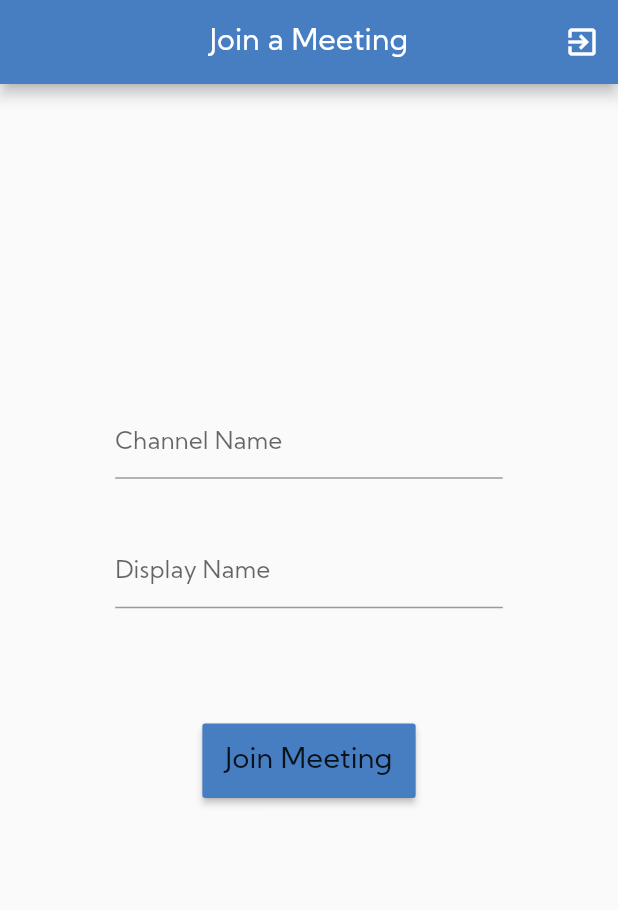
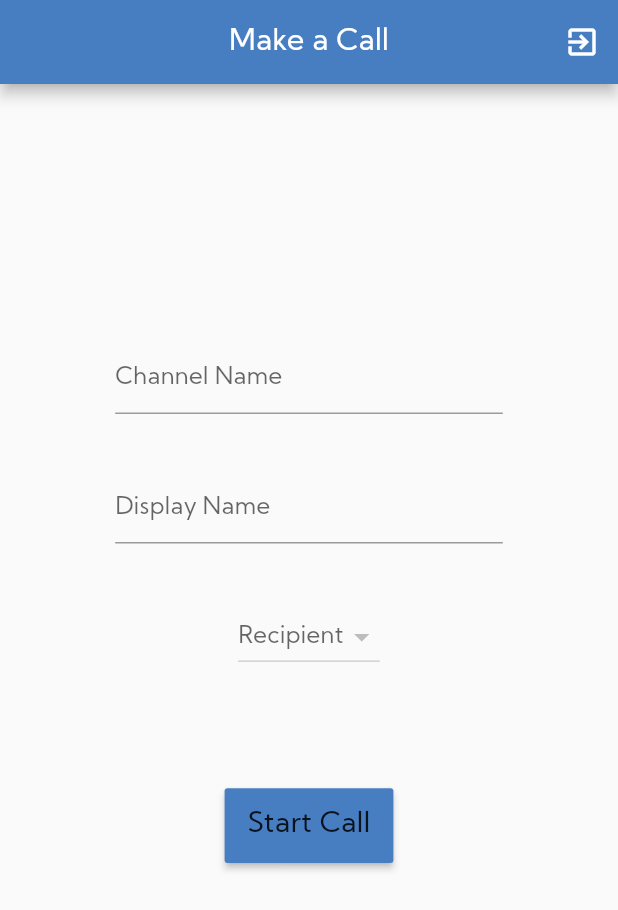
Before and after one commit to owenmedina/true-doc, a Flutter app: the screen it shows once a user with an empty profile is signed in, after a tap on the "exit to app" icon, on a phone screen of 412 x 824 dp. Shown: the top 910 px of the screen. Run offline on Flutter 3.47's test engine with Material 2 defaults, Android fonts, the phone set to English and light mode, and no system bars; our stand-ins replace cloud_firestore, firebase_auth, firebase_core, form_field_validator; missing offline and left inert: jitsi_meet; accounts and stored records are empty.

Commit message:
Change providers to services, update _joinMeeting, include recipient in making a call

```diff
--- a/lib/constants/strings_constants.dart
+++ b/lib/constants/strings_constants.dart
@@ -19,9 +19,10 @@ class StringConstants {
   // Home Screen
   static const homeScreenTitle = 'Home';
 
-  // Meeting Screen
-  static const meetingScreenTitle = 'Join a Meeting';
+  // Call Screen
+  static const callScreenTitle = 'Make a Call';
   static const channelNameHint = 'Channel Name';
   static const displayNameHint = 'Display Name';
-  static const joinMeeting = 'Join Meeting';
+  static const recipientHint = 'Recipient';
+  static const startCall = 'Start Call';
 }
--- a/lib/main.dart
+++ b/lib/main.dart
@@ -1,10 +1,8 @@
 import 'package:firebase_auth/firebase_auth.dart';
 import 'package:flutter/material.dart';
 import 'package:firebase_core/firebase_core.dart';
-import 'package:provider/provider.dart';
 
 import './constants/app_colors.dart';
-import './providers/auth.dart';
 import './screens/call_screen.dart';
 import './screens/error_screen.dart';
 import './screens/home_screen.dart';
@@ -25,11 +23,7 @@ class MyApp extends StatelessWidget {
 
   @override
   Widget build(BuildContext context) {
-    return MultiProvider(
-      providers: [
-        ChangeNotifierProvider(create: (ctx) => Auth()),
-      ],
-      child: MaterialApp(
+    return MaterialApp(
       title: 'true doc',
       theme: ThemeData(
         primarySwatch: AppColors.materialDarkBlue,
@@ -81,7 +75,6 @@ class MyApp extends StatelessWidget {
             return LoginScreen();
         },
       ),
-      ),
     );
   }
 }
--- a/lib/models/appointment.dart
+++ b/lib/models/call.dart
@@ -1,15 +1,15 @@
 import 'package:flutter/foundation.dart';
 
-import './app_user.dart';
+import 'app_user.dart';
 
-class Appointment {
+class Call {
   final String id;
   final AppUser physician;
   final AppUser patient;
   final DateTime start;
   final DateTime end;
 
-  Appointment({
+  Call({
     @required this.id,
     @required this.physician,
     @required this.patient,
--- a/lib/screens/call_screen.dart
+++ b/lib/screens/call_screen.dart
@@ -4,11 +4,12 @@ import 'package:flutter/cupertino.dart';
 import 'package:flutter/material.dart';
 import 'package:jitsi_meet/feature_flag/feature_flag_enum.dart';
 import 'package:jitsi_meet/jitsi_meeting_listener.dart';
-import 'package:provider/provider.dart';
 import 'package:jitsi_meet/jitsi_meet.dart';
 
 import '../constants/strings_constants.dart';
-import '../providers/auth.dart';
+import '../models/app_user.dart';
+import '../services/auth.dart';
+import '../services/calls.dart';
 import '../widgets/forms/call_form.dart';
 
 class CallScreen extends StatefulWidget {
@@ -17,8 +18,9 @@ class CallScreen extends StatefulWidget {
 }
 
 class _CallScreenState extends State<CallScreen> {
-  String _roomText = 'test';
+  String _roomText;
   String _userDisplayName;
+  AppUser _callee;
   @override
   void initState() {
     super.initState();
@@ -84,7 +86,7 @@ class _CallScreenState extends State<CallScreen> {
         ..featureFlags.addAll(featureFlags);
       print('JitsiMeetingOptions: $options');
 
-      await JitsiMeet.joinMeeting(
+      final response = await JitsiMeet.joinMeeting(
         options,
         listener: JitsiMeetingListener(
           onConferenceWillJoin: ({message}) {
@@ -105,14 +107,22 @@ class _CallScreenState extends State<CallScreen> {
           },
         ),
       );
+
+      if (response.isSuccess) {
+        final currentUserId = Auth().currentUserId;
+        final physicianId = _callee.type == UserType.doctor ? _callee.id : currentUserId; // TODO: consider setting listen to false in the Provider<Auth>
+        final patientId = _callee.type == UserType.patient ? _callee.id : currentUserId; // TODO: consider setting listen to false in the Provider<Auth>
+        Calls().createCall(physicianId, patientId);
+      }
     } catch (e) {
       print('Caught error in call_screen._joinMeeting(): $e');
     }
   }
 
-  void _submitHandler(String channelName, String displayName) {
+  void _submitHandler(String channelName, String displayName, AppUser callee) {
     _roomText = channelName;
     _userDisplayName = displayName;
+    _callee = callee;
     print('Entered _submitHandler() with _roomText: ${_roomText} and _userDisplayName: ${_userDisplayName}');
     _joinMeeting();
   }
@@ -122,12 +132,12 @@ class _CallScreenState extends State<CallScreen> {
     return Scaffold(
       appBar: AppBar(
         centerTitle: true,
-        title: Text(StringConstants.meetingScreenTitle),
+        title: Text(StringConstants.callScreenTitle),
         actions: [
           IconButton(
             icon: Icon(Icons.exit_to_app),
             onPressed: () {
-              Provider.of<Auth>(context, listen: false).logout();
+              Auth().logout();
             },
           ),
         ],
--- a/lib/screens/home_screen.dart
+++ b/lib/screens/home_screen.dart
@@ -1,8 +1,7 @@
 import 'package:flutter/material.dart';
-import 'package:provider/provider.dart';
 
 import '../constants/strings_constants.dart';
-import '../providers/auth.dart';
+import '../services/auth.dart';
 
 class HomeScreen extends StatelessWidget {
   @override
@@ -15,7 +14,7 @@ class HomeScreen extends StatelessWidget {
           IconButton(
             icon: Icon(Icons.exit_to_app),
             onPressed: () {
-              Provider.of<Auth>(context, listen: false).logout();
+              Auth().logout();
             },
           ),
         ],
--- a/lib/providers/auth.dart
+++ b/lib/services/auth.dart
@@ -1,12 +1,11 @@
 import 'dart:async';
 
 import 'package:cloud_firestore/cloud_firestore.dart';
-import 'package:flutter/material.dart';
 import 'package:firebase_auth/firebase_auth.dart';
 
 import '../constants/strings_constants.dart';
 
-class Auth with ChangeNotifier {
+class Auth {
   String handleFirebaseAuthException(e) {
     var status;
     switch (e.code) {
@@ -46,8 +45,8 @@ class Auth with ChangeNotifier {
     return status;
   }
 
-  Future<String> authenticate(
-      String email, String password, String firstName, String lastName, bool isLogin) async {
+  Future<String> authenticate(String email, String password, String firstName,
+      String lastName, bool isLogin) async {
     var status;
     try {
       UserCredential userCredential;
@@ -59,20 +58,18 @@ class Auth with ChangeNotifier {
             .createUserWithEmailAndPassword(email: email, password: password);
 
         try {
-          FirebaseFirestore.instance.collection('users').doc(userCredential.user.uid).set({
+          FirebaseFirestore.instance
+              .collection('patients')
+              .doc(userCredential.user.uid)
+              .set({
             'email': email,
             'firstName': firstName,
             'lastName': lastName,
+            'type': 'patient',
           });
         } catch (e) {
           print('Error adding new user to Firestore collection users: $e');
         }
-        // FirebaseFirestore.instance.collection;
-        // instance.collection('users').document(authResult.user.uid).setData({
-        //   'username': username,
-        //   'email': email,
-        //   'image_url': url,
-        // });
       }
 
       if (userCredential.user != null)
@@ -81,16 +78,28 @@ class Auth with ChangeNotifier {
         status = StringConstants.undefined;
     } on FirebaseAuthException catch (e) {
       status = handleFirebaseAuthException(e);
+      throw e;
     } catch (e) {
       status = StringConstants.undefined;
       print('Unknown error: ${e.toString()}');
+      throw e;
     }
     return status;
   }
 
   Future<void> logout() async {
-    print('Attempting to log out');
-    await FirebaseAuth.instance.signOut();
-    print('Successfully logged out');
+    try {
+      await FirebaseAuth.instance.signOut();
+    } catch (e) {
+      print('Caught error in auth.logout(): $e');
+      throw e;
+    }
+  }
+
+  String get currentUserId {
+    if (FirebaseAuth.instance.currentUser != null) {
+      return FirebaseAuth.instance.currentUser.uid;
+    } else
+      return null;
   }
 }
--- /dev/null
+++ b/lib/services/patient.dart
@@ -0,0 +1,21 @@
+import 'package:flutter/material.dart';
+import 'package:cloud_firestore/cloud_firestore.dart';
+
+import './auth.dart';
+import '../models/app_user.dart';
+
+class Patient with ChangeNotifier {
+  //List<AppUser>
+  void getPhysicians() {
+    final currentUserId = Auth().currentUserId;
+    FirebaseFirestore.instance.collection('patients').doc(currentUserId).collection('physicians').get().then((data) {
+      print('Physicians for user {$currentUserId}: ');
+      data.docs.forEach((dataElement) {
+        print(dataElement.id);
+      });
+    }).catchError((e) {
+      print('Caught error in patient.getPhysicians(): $e');
+      throw e;
+    });
+  }
+}
--- a/lib/widgets/forms/call_form.dart
+++ b/lib/widgets/forms/call_form.dart
@@ -2,6 +2,8 @@ import 'package:flutter/material.dart';
 import 'package:form_field_validator/form_field_validator.dart';
 
 import '../../constants/strings_constants.dart';
+import '../../models/app_user.dart';
+import '../../services/patient.dart';
 
 class CallForm extends StatefulWidget {
   final Function onSubmit;
@@ -17,9 +19,12 @@ class _CallFormState extends State<CallForm> {
   final _meetingData = {
     'channelName': '',
     'displayName': '',
+    'callee': '',
   };
   final _displayNameFocus = FocusNode();
+  final _calleeFocus = FocusNode();
   var _tryingToSubmit = false;
+  var _selectedRecipient;
 
   void _submit() {
     setState(() {
@@ -35,6 +40,7 @@ class _CallFormState extends State<CallForm> {
     widget.onSubmit(
       _meetingData['channelName'],
       _meetingData['displayName'],
+      _meetingData['callee'],
     );
     setState(() {
       _tryingToSubmit = false;
@@ -43,6 +49,7 @@ class _CallFormState extends State<CallForm> {
 
   @override
   Widget build(BuildContext context) {
+    Patient().getPhysicians();
     final screenWidth = MediaQuery.of(context).size.width;
     final screenHeight = MediaQuery.of(context).size.height -
         MediaQuery.of(context).padding.top -
@@ -83,6 +90,19 @@ class _CallFormState extends State<CallForm> {
                   InputDecoration(hintText: StringConstants.displayNameHint),
               textInputAction: TextInputAction.done,
             ),
+            SizedBox(height: screenHeight * 0.05),
+            DropdownButton<AppUser>(
+              hint: Text(StringConstants.recipientHint),
+              value: _selectedRecipient,
+              focusNode: _calleeFocus,
+              items: [],
+              onChanged: (AppUser value) {
+                setState(() {
+                  _selectedRecipient = value;
+                });
+                _meetingData['callee'] = value.id;
+              },
+            ),
             SizedBox(height: screenHeight * 0.1),
             _tryingToSubmit
                 ? Center(child: CircularProgressIndicator())
@@ -90,7 +110,7 @@ class _CallFormState extends State<CallForm> {
                     padding: EdgeInsets.all(screenHeight * 0.02),
                     onPressed: _submit,
                     child: Text(
-                      StringConstants.joinMeeting,
+                      StringConstants.startCall,
                       style: TextStyle(fontSize: screenHeight * 0.025),
                     ),
                   ),
--- a/lib/widgets/forms/login_form.dart
+++ b/lib/widgets/forms/login_form.dart
@@ -1,9 +1,8 @@
 import 'package:flutter/material.dart';
 import 'package:form_field_validator/form_field_validator.dart';
-import 'package:provider/provider.dart';
 
 import '../../constants/strings_constants.dart';
-import '../../providers/auth.dart';
+import '../../services/auth.dart';
 
 class LoginForm extends StatefulWidget {
   @override
@@ -45,7 +44,7 @@ class _LoginFormState extends State<LoginForm> {
       return;
     }
     _formKey.currentState.save();
-    Provider.of<Auth>(context, listen: false).authenticate(
+    Auth().authenticate(
       _authData['email'],
       _authData['password'],
       _authData['firstName'],
--- a/pubspec.yaml
+++ b/pubspec.yaml
@@ -24,7 +24,6 @@ dependencies:
   flutter:
     sdk: flutter
   form_field_validator: ^1.0.1
-  provider: ^4.3.2+2
   firebase_core: ^0.5.0
   firebase_auth: ^0.18.0+1
   cloud_firestore: "^0.14.0+2"
```
Also changed, not shown: lib/services/calls.dart (added, +27 -0 lines), pubspec.lock. Lines whose indentation alone changed are shown as unchanged.
